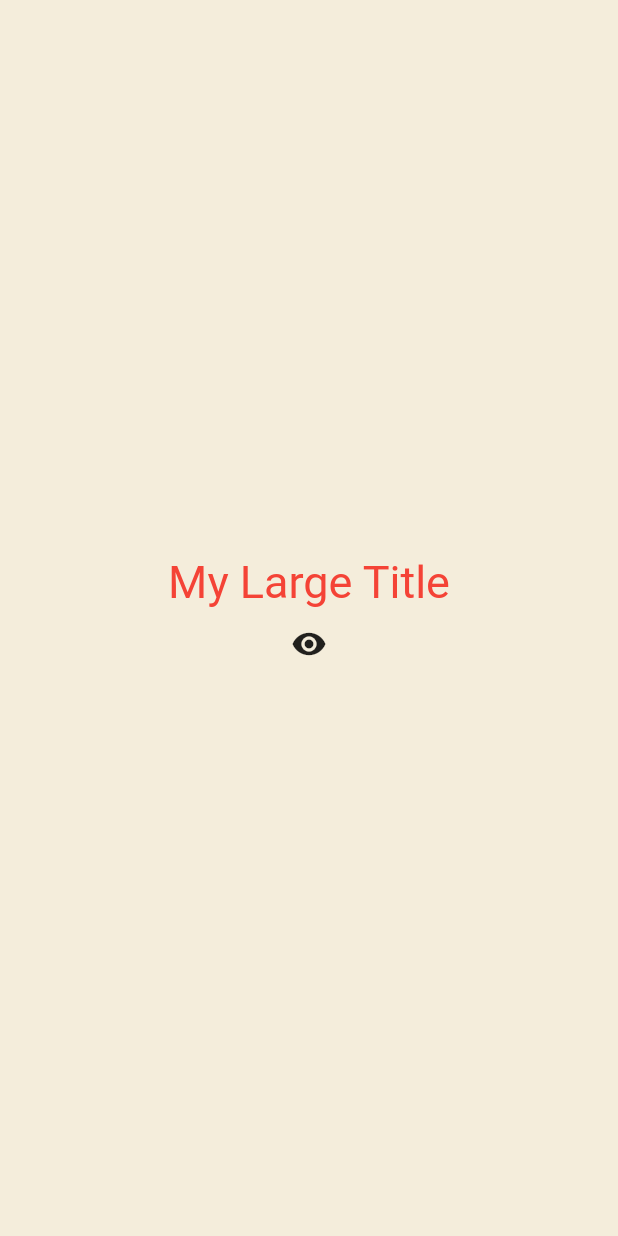
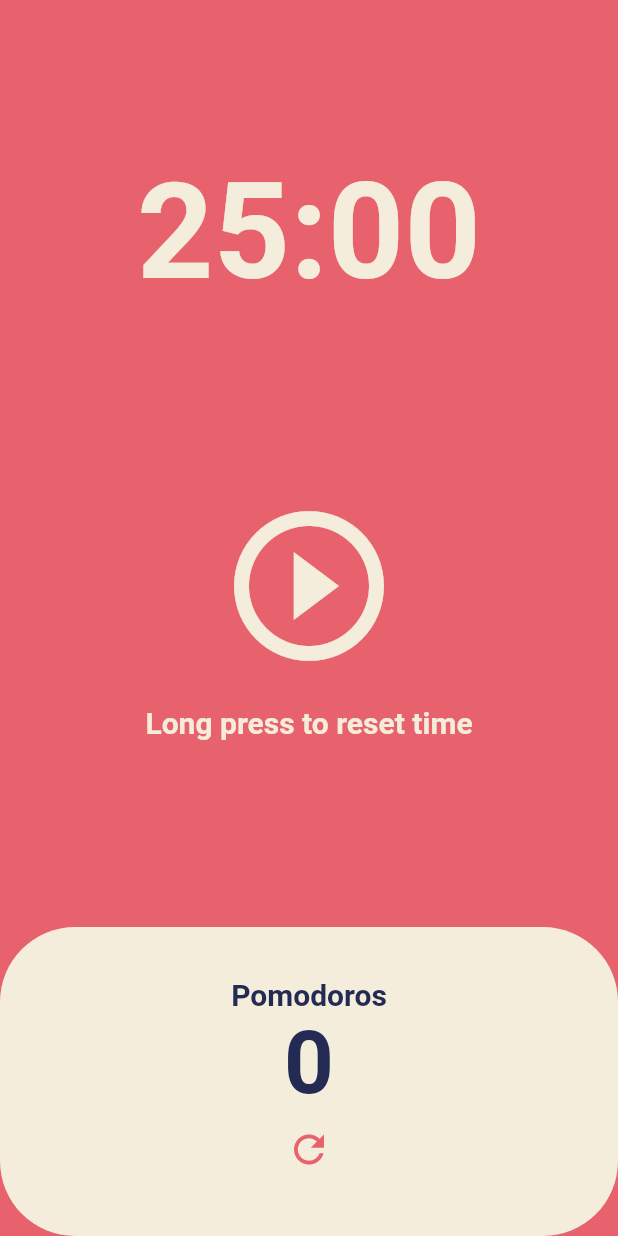
Before and after one commit to Dockerel/pomodoro-app, a Flutter app: the screen it shows after launch, on a phone screen of 412 x 824 dp. Run offline on Flutter 3.47's test engine with Material 2 defaults, Android fonts, the phone set to English and light mode, and no system bars.

Commit message:
pomodoro app

```diff
--- a/lib/main.dart
+++ b/lib/main.dart
@@ -1,81 +1,24 @@
 import 'package:flutter/material.dart';
+import 'package:toonflix/screens/home_screen.dart';
 
 void main() {
   runApp(App());
 }
 
-class App extends StatefulWidget {
-  @override
-  State<App> createState() => _AppState();
-}
-
-class _AppState extends State<App> {
-  bool showtitle = true;
-  void toggletitle() {
-    setState(() {
-      showtitle = !showtitle;
-    });
-  }
-
+class App extends StatelessWidget {
   @override
   Widget build(BuildContext context) {
     return MaterialApp(
       theme: ThemeData(
+        backgroundColor: const Color(0xFFE7626C),
         textTheme: const TextTheme(
-          titleLarge: TextStyle(
-            color: Colors.red,
+          headline1: TextStyle(
+            color: Color(0xFF232B55),
           ),
         ),
+        cardColor: const Color(0xFFF4EDDB),
       ),
-      home: Scaffold(
-        backgroundColor: const Color(0xFFF4EDDB),
-        body: Center(
-          child: Column(
-            mainAxisAlignment: MainAxisAlignment.center,
-            children: [
-              showtitle ? const MyLargeTitle() : const Text('nothing'),
-              IconButton(
-                  onPressed: toggletitle,
-                  icon: const Icon(Icons.remove_red_eye)),
-            ],
-          ),
-        ),
-      ),
+      home: const HomeScreen(),
     );
   }
 }
-
-class MyLargeTitle extends StatefulWidget {
-  const MyLargeTitle({
-    Key? key,
-  }) : super(key: key);
-
-  @override
-  State<MyLargeTitle> createState() => _MyLargeTitleState();
-}
-
-class _MyLargeTitleState extends State<MyLargeTitle> {
-  @override
-  void initState() {
-    print('init');
-    super.initState();
-  }
-
-  @override
-  void dispose() {
-    print('dispose');
-    super.dispose();
-  }
-
-  @override
-  Widget build(BuildContext context) {
-    print('build');
-    return Text(
-      'My Large Title',
-      style: TextStyle(
-        fontSize: 30,
-        color: Theme.of(context).textTheme.titleLarge?.color,
-      ),
-    );
-  }
-}
--- /dev/null
+++ b/lib/screens/home_screen.dart
@@ -0,0 +1,170 @@
+import 'dart:async';
+
+import 'package:flutter/material.dart';
+import 'package:flutter/services.dart';
+
+class HomeScreen extends StatefulWidget {
+  const HomeScreen({super.key});
+
+  @override
+  State<HomeScreen> createState() => _HomeScreenState();
+}
+
+class _HomeScreenState extends State<HomeScreen> {
+  static const twentyFiveMinutes = 1500;
+  int totalSeconds = twentyFiveMinutes;
+  bool isRunning = false;
+  int totalPomodoros = 0;
+  late Timer timer;
+
+  void onTick(Timer timer) {
+    if (totalSeconds == 0) {
+      setState(() {
+        totalPomodoros = totalPomodoros + 1;
+        isRunning = false;
+        totalSeconds = twentyFiveMinutes;
+      });
+      timer.cancel();
+    } else {
+      setState(() {
+        totalSeconds = totalSeconds - 1;
+      });
+    }
+  }
+
+  void onMiddleButtonLongPressed() {
+    HapticFeedback.heavyImpact();
+    setState(() {
+      isRunning = false;
+      totalSeconds = twentyFiveMinutes;
+    });
+    timer.cancel();
+  }
+
+  void onBottomRefreshButtonPressed() {
+    setState(() {
+      totalPomodoros = 0;
+    });
+  }
+
+  void onStartPressed() {
+    timer = Timer.periodic(
+      const Duration(seconds: 1),
+      onTick,
+    );
+    setState(() {
+      isRunning = true;
+    });
+  }
+
+  void onPausePressed() {
+    timer.cancel();
+    setState(() {
+      isRunning = false;
+    });
+  }
+
+  String format(int seconds) {
+    var duration = Duration(seconds: seconds);
+    return duration.toString().split(".").first.substring(2, 7);
+  }
+
+  @override
+  Widget build(BuildContext context) {
+    return Scaffold(
+      backgroundColor: Theme.of(context).backgroundColor,
+      body: Column(
+        children: [
+          Flexible(
+            flex: 1,
+            child: Container(
+              alignment: Alignment.bottomCenter,
+              child: Text(
+                format(totalSeconds),
+                style: TextStyle(
+                  color: Theme.of(context).cardColor,
+                  fontSize: 89,
+                  fontWeight: FontWeight.w600,
+                ),
+              ),
+            ),
+          ),
+          Flexible(
+            flex: 2,
+            child: Column(
+              mainAxisAlignment: MainAxisAlignment.center,
+              children: [
+                Center(
+                  child: InkWell(
+                    onTap: isRunning ? onPausePressed : onStartPressed,
+                    onLongPress: onMiddleButtonLongPressed,
+                    borderRadius: BorderRadius.circular(60),
+                    child: Ink(
+                      child: Icon(
+                          size: 120,
+                          color: Theme.of(context).cardColor,
+                          isRunning
+                              ? Icons.pause_circle_outline
+                              : Icons.play_circle_outline),
+                    ),
+                  ),
+                ),
+                const SizedBox(
+                  height: 20,
+                ),
+                Text(
+                  'Long press to reset time',
+                  style: TextStyle(
+                      color: Theme.of(context).cardColor,
+                      fontSize: 20,
+                      fontWeight: FontWeight.w600),
+                ),
+              ],
+            ),
+          ),
+          Flexible(
+            flex: 1,
+            child: Row(
+              children: [
+                Expanded(
+                  child: Container(
+                    decoration: BoxDecoration(
+                        color: Theme.of(context).cardColor,
+                        borderRadius: BorderRadius.circular(50)),
+                    child: Column(
+                      mainAxisAlignment: MainAxisAlignment.center,
+                      children: [
+                        Text(
+                          'Pomodoros',
+                          style: TextStyle(
+                              fontSize: 20,
+                              fontWeight: FontWeight.w600,
+                              color:
+                                  Theme.of(context).textTheme.headline1!.color),
+                        ),
+                        Text(
+                          '$totalPomodoros',
+                          style: TextStyle(
+                              fontSize: 58,
+                              fontWeight: FontWeight.w600,
+                              color:
+                                  Theme.of(context).textTheme.headline1!.color),
+                        ),
+                        IconButton(
+                          color: Theme.of(context).backgroundColor,
+                          iconSize: 30,
+                          onPressed: onBottomRefreshButtonPressed,
+                          icon: const Icon(Icons.refresh),
+                        ),
+                      ],
+                    ),
+                  ),
+                ),
+              ],
+            ),
+          ),
+        ],
+      ),
+    );
+  }
+}
```
Also changed, not shown: lib/widgets/button.dart (deleted, +0 -37 lines), lib/widgets/currency_card.dart (deleted, +0 -89 lines).
